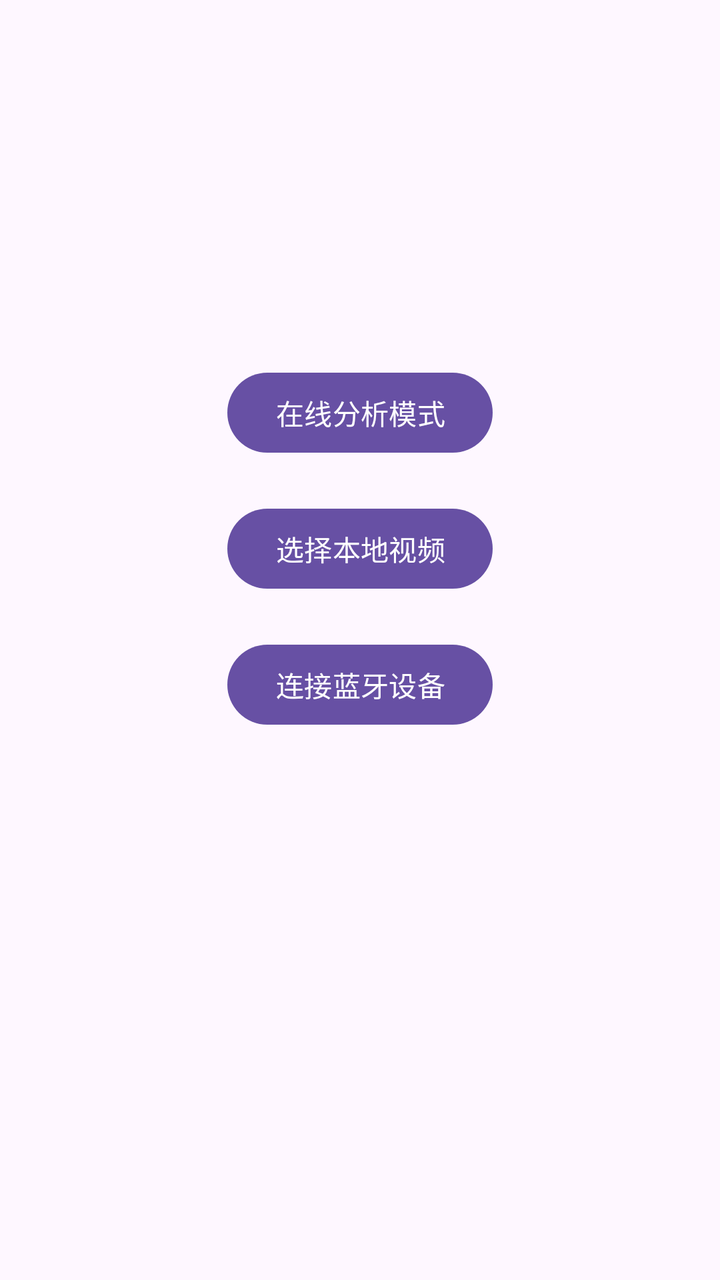
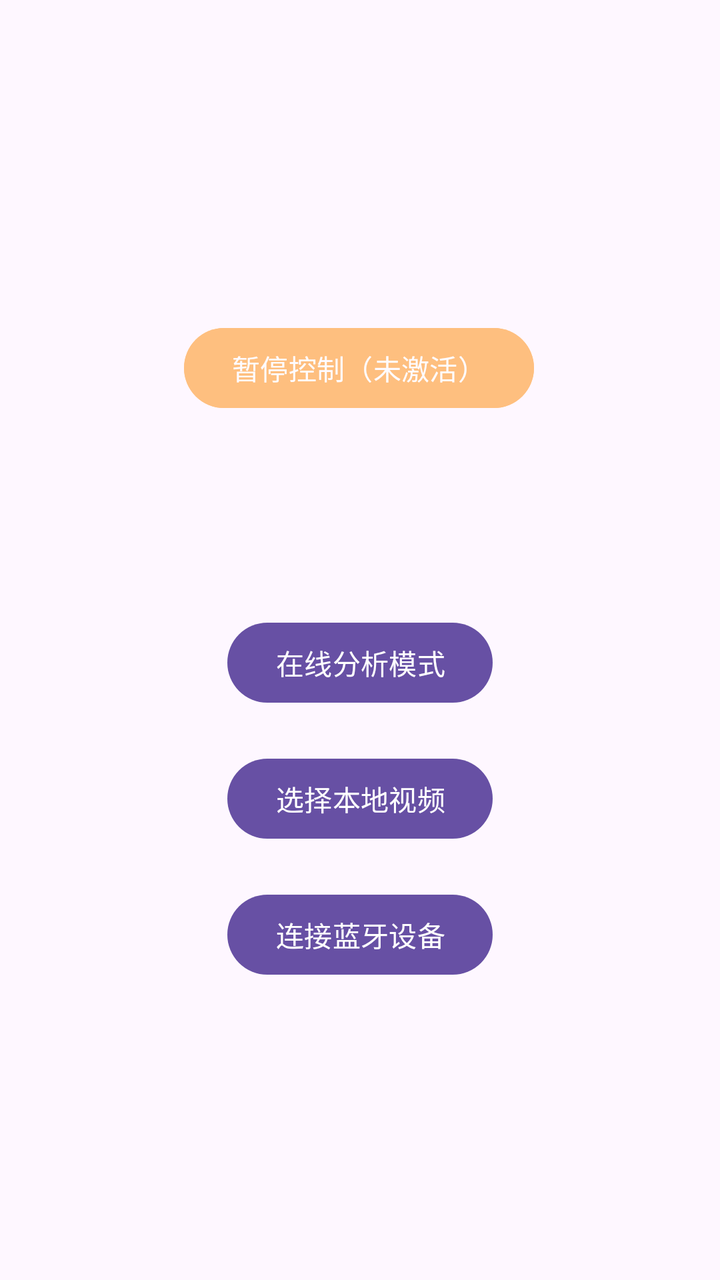

Before-and-after screenshots of an Android layout around one commit, followed by the original layout XML and the change that was made.
<!-- AndroidManifest.xml: application theme Theme.Helloworld -->
<!-- res/layout/activity_main.xml -->
<?xml version="1.0" encoding="utf-8"?>
<androidx.constraintlayout.widget.ConstraintLayout xmlns:android="http://schemas.android.com/apk/res/android"
    xmlns:app="http://schemas.android.com/apk/res-auto"
    xmlns:tools="http://schemas.android.com/tools"
    android:layout_width="match_parent"
    android:layout_height="match_parent">

    <androidx.constraintlayout.widget.Guideline
        android:id="@+id/guideline_vertical"
        android:layout_width="wrap_content"
        android:layout_height="wrap_content"
        android:orientation="vertical"
        app:layout_constraintGuide_percent="0.5" />

    <Button
        android:id="@+id/btnOnlineAnalysis"
        android:layout_width="wrap_content"
        android:layout_height="wrap_content"
        android:text="在线分析模式"
        app:layout_constraintBottom_toTopOf="@+id/btnSelectVideo"
        app:layout_constraintEnd_toEndOf="parent"
        app:layout_constraintStart_toStartOf="parent"
        app:layout_constraintTop_toTopOf="parent"
        app:layout_constraintVertical_bias="0.4"
        app:layout_constraintVertical_chainStyle="packed" />

    <Button
        android:id="@+id/btnSelectVideo"
        android:layout_width="wrap_content"
        android:layout_height="wrap_content"
        android:layout_marginTop="20dp"
        android:text="选择本地视频"
        app:layout_constraintBottom_toTopOf="@+id/btnConnectBluetooth"
        app:layout_constraintEnd_toEndOf="parent"
        app:layout_constraintStart_toStartOf="parent"
        app:layout_constraintTop_toBottomOf="@+id/btnOnlineAnalysis" />

    <Button
        android:id="@+id/btnConnectBluetooth"
        android:layout_width="wrap_content"
        android:layout_height="wrap_content"
        android:layout_marginTop="20dp"
        android:text="连接蓝牙设备"
        app:layout_constraintBottom_toBottomOf="parent"
        app:layout_constraintEnd_toEndOf="parent"
        app:layout_constraintStart_toStartOf="parent"
        app:layout_constraintTop_toBottomOf="@+id/btnSelectVideo"
        app:layout_constraintVertical_bias="0.0" />

</androidx.constraintlayout.widget.ConstraintLayout>
<!-- resources referenced by this layout -->
<resources>
  <style name="Theme.Helloworld" parent="Base.Theme.Helloworld" />
  <style name="Base.Theme.Helloworld" parent="Theme.Material3.DayNight.NoActionBar">
          
          
      </style>
</resources>

<!-- the commit's change to res/layout/activity_main.xml (unified diff, before → after) -->
@@ -12,6 +12,23 @@
         android:orientation="vertical"
         app:layout_constraintGuide_percent="0.5" />
 
+    
+
+    <Button
+        android:id="@+id/btnResumeControl"
+        android:layout_width="wrap_content"
+        android:layout_height="wrap_content"
+        android:layout_marginTop="160dp"
+        android:alpha="0.5"
+        android:backgroundTint="@android:color/holo_orange_dark"
+        android:enabled="false"
+        android:text="暂停控制（未激活）"
+        android:textColor="@android:color/white"
+        app:layout_constraintEnd_toEndOf="parent"
+        app:layout_constraintHorizontal_bias="0.497"
+        app:layout_constraintStart_toStartOf="parent"
+        app:layout_constraintTop_toTopOf="parent" />
+
     <Button
         android:id="@+id/btnOnlineAnalysis"
         android:layout_width="wrap_content"
@@ -20,7 +37,7 @@
         app:layout_constraintBottom_toTopOf="@+id/btnSelectVideo"
         app:layout_constraintEnd_toEndOf="parent"
         app:layout_constraintStart_toStartOf="parent"
-        app:layout_constraintTop_toTopOf="parent"
+        app:layout_constraintTop_toBottomOf="@+id/btnResumeControl"
         app:layout_constraintVertical_bias="0.4"
         app:layout_constraintVertical_chainStyle="packed" />
 
@@ -35,6 +52,7 @@
         app:layout_constraintStart_toStartOf="parent"
         app:layout_constraintTop_toBottomOf="@+id/btnOnlineAnalysis" />
 
+    
     <Button
         android:id="@+id/btnConnectBluetooth"
         android:layout_width="wrap_content"
